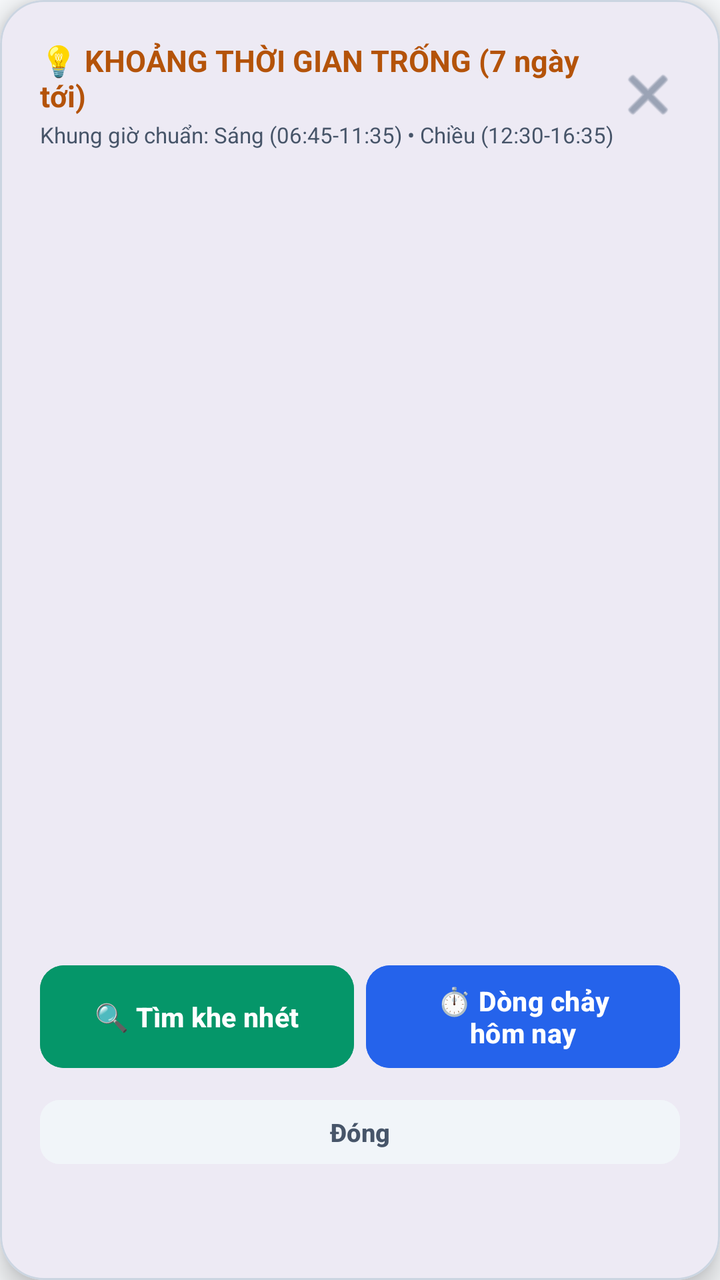
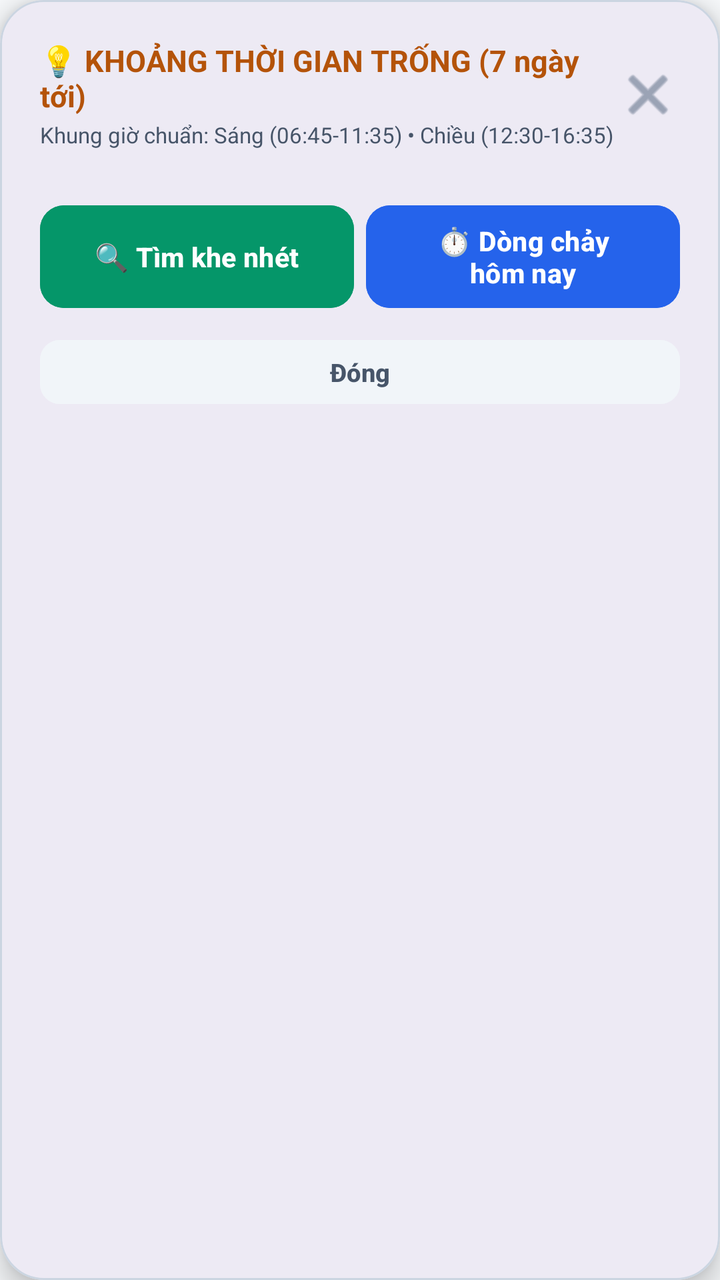

Two renders of the same Android screen: before a commit and after it. Below are the layout's source before the change and the commit's diff.
<!-- AndroidManifest.xml: application theme Theme.LectuPlan -->
<!-- res/layout/dialog_free_time_analysis.xml -->
<?xml version="1.0" encoding="utf-8"?>
<com.google.android.material.card.MaterialCardView
    xmlns:android="http://schemas.android.com/apk/res/android"
    xmlns:app="http://schemas.android.com/apk/res-auto"
    android:layout_width="match_parent"
    android:layout_height="wrap_content"
    app:cardCornerRadius="22dp"
    app:cardElevation="8dp"
    app:strokeWidth="1dp"
    app:strokeColor="@color/border_default"
    app:cardBackgroundColor="@color/surface_card">

    <LinearLayout
        android:layout_width="match_parent"
        android:layout_height="wrap_content"
        android:orientation="vertical"
        android:padding="20dp">

        <LinearLayout
            android:layout_width="match_parent"
            android:layout_height="wrap_content"
            android:orientation="horizontal"
            android:gravity="center_vertical"
            android:layout_marginBottom="12dp">

            <LinearLayout
                android:layout_width="0dp"
                android:layout_height="wrap_content"
                android:layout_weight="1"
                android:orientation="vertical">

                <TextView
                    android:layout_width="wrap_content"
                    android:layout_height="wrap_content"
                    android:text="💡 KHOẢNG THỜI GIAN TRỐNG (7 ngày tới)"
                    android:textSize="15sp"
                    android:textStyle="bold"
                    android:textColor="@color/accent_amber" />

                <TextView
                    android:layout_width="wrap_content"
                    android:layout_height="wrap_content"
                    android:layout_marginTop="2dp"
                    android:text="Khung giờ chuẩn: Sáng (06:45-11:35) • Chiều (12:30-16:35)"
                    android:textSize="11sp"
                    android:textColor="@color/text_secondary" />
            </LinearLayout>

            <ImageButton
                android:id="@+id/btnCloseFreeTimeDialog"
                android:layout_width="32dp"
                android:layout_height="32dp"
                android:background="?android:attr/selectableItemBackgroundBorderless"
                android:contentDescription="Đóng"
                android:src="@android:drawable/ic_menu_close_clear_cancel"
                app:tint="@color/nav_item_unselected_tint" />
        </LinearLayout>

        <androidx.recyclerview.widget.RecyclerView
            android:id="@+id/rvFreeTimeDays"
            android:layout_width="match_parent"
            android:layout_height="380dp"
            android:scrollbars="vertical" />

        <LinearLayout
            android:layout_width="match_parent"
            android:layout_height="wrap_content"
            android:orientation="horizontal"
            android:gravity="center_vertical"
            android:layout_marginTop="12dp">

            <Button
                android:id="@+id/btnOpenSmartFinderFromFree"
                android:layout_width="0dp"
                android:layout_height="match_parent"
                android:minHeight="48dp"
                android:layout_weight="1"
                android:layout_marginEnd="6dp"
                android:text="🔍 Tìm khe nhét"
                android:textColor="#FFFFFF"
                android:backgroundTint="#059669"
                android:textSize="13.5sp"
                android:textStyle="bold"
                app:cornerRadius="12dp" />

            <Button
                android:id="@+id/btnOpenTimelineFromFree"
                android:layout_width="0dp"
                android:layout_height="match_parent"
                android:minHeight="48dp"
                android:layout_weight="1"
                android:text="⏱️ Dòng chảy\nhôm nay"
                android:textColor="#FFFFFF"
                android:backgroundTint="#2563EB"
                android:textSize="13.5sp"
                android:textStyle="bold"
                app:cornerRadius="12dp" />
        </LinearLayout>

        <Button
            android:id="@+id/btnCloseFreeTime"
            android:layout_width="match_parent"
            android:layout_height="40dp"
            android:layout_marginTop="8dp"
            android:text="Đóng"
            android:textColor="@color/text_secondary"
            android:backgroundTint="@color/surface_card_secondary"
            android:textSize="12.5sp"
            android:textStyle="bold"
            app:cornerRadius="10dp" />

    </LinearLayout>
</com.google.android.material.card.MaterialCardView>
<!-- resources referenced by this layout -->
<resources>
  <color name="accent_amber">#B45309</color>
  <color name="border_default">#CBD5E1</color>
  <color name="nav_item_unselected_tint">#64748B</color>
  <color name="surface_card">#FFFFFF</color>
  <color name="surface_card_secondary">#F1F5F9</color>
  <color name="text_secondary">#475569</color>
  <style name="Theme.LectuPlan" parent="Base.Theme.LectuPlan" />
  <style name="Base.Theme.LectuPlan" parent="Theme.Material3.DayNight.NoActionBar">
          <item name="android:windowBackground">@color/window_background</item>
          <item name="colorSurface">@color/surface_card</item>
          <item name="colorOnSurface">@color/text_primary</item>
          <item name="colorSurfaceVariant">@color/surface_card_secondary</item>
          <item name="colorOnSurfaceVariant">@color/text_secondary</item>
          
          <item name="android:windowLightStatusBar" tools:targetApi="23">true</item>
          <item name="android:windowLightNavigationBar" tools:targetApi="27">true</item>
      </style>
  <color name="window_background">#F8FAFC</color>
  <color name="text_primary">#0F172A</color>
</resources>

<!-- the commit's change to res/layout/dialog_free_time_analysis.xml (unified diff, before → after) -->
@@ -59,7 +59,8 @@
         <androidx.recyclerview.widget.RecyclerView
             android:id="@+id/rvFreeTimeDays"
             android:layout_width="match_parent"
-            android:layout_height="380dp"
+            android:layout_height="0dp"
+            android:layout_weight="1"
             android:scrollbars="vertical" />
 
         <LinearLayout
